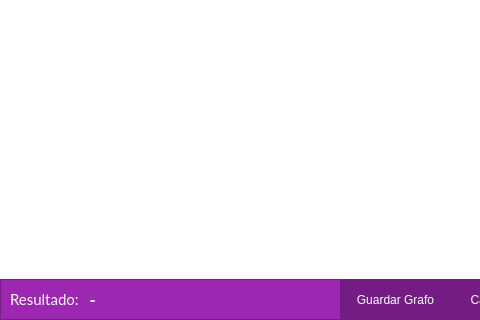
Old version of the form bicoloreableswindow.ui in the repository carlosvelaquez/Proyecto-EdD1; both pictures show x 0 to 480 and y 150 to 470 of the 750 by 470 pixel window.
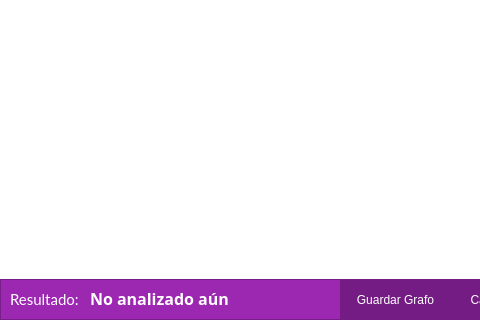
New version of the form.

What changed in the file:
```diff
--- a/bicoloreableswindow.ui
+++ b/bicoloreableswindow.ui
@@ -175,7 +175,7 @@
      </font>
     </property>
     <property name="text">
-     <string>-</string>
+     <string>No analizado aún</string>
     </property>
    </widget>
    <widget class="QPushButton" name="botonGuardarGrafo">
```
